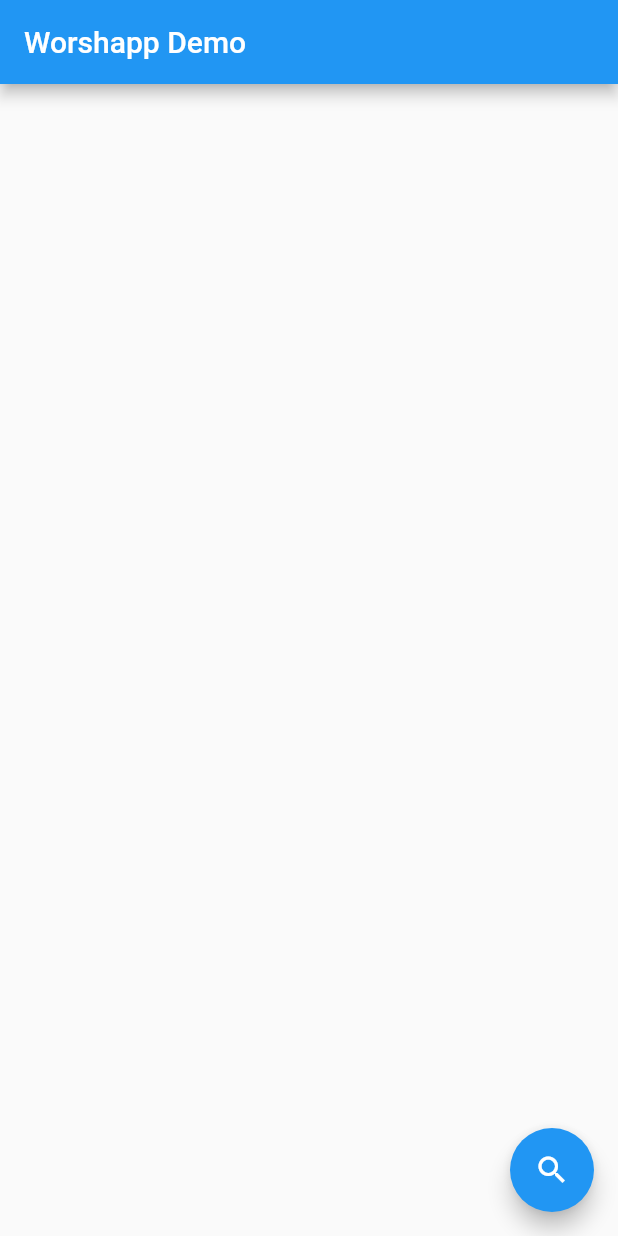
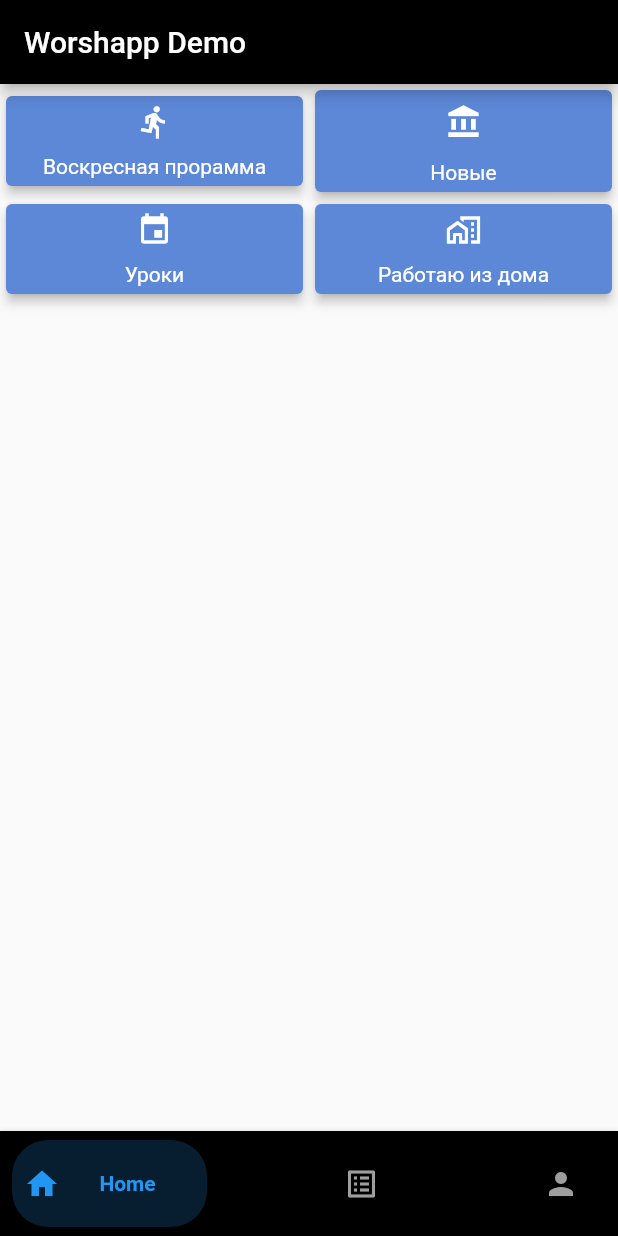
Before and after one commit to WilzZix/worshapp, a Flutter app: the screen it shows after launch, on a phone screen of 412 x 824 dp. Run offline on Flutter 3.47's test engine with Material 2 defaults, Android fonts, the phone set to English and light mode, and no system bars; our stand-ins replace material_floating_search_bar.

Commit message:
'nothing'

```diff
--- /dev/null
+++ b/lib/animated.dart
@@ -0,0 +1,174 @@
+import 'package:flutter/material.dart';
+import 'package:flutter/widgets.dart';
+
+class CustomAnimatedBottomBar extends StatelessWidget {
+
+  CustomAnimatedBottomBar({
+    Key? key,
+    this.selectedIndex = 0,
+    this.showElevation = true,
+    this.iconSize = 24,
+    this.backgroundColor,
+    this.itemCornerRadius = 50,
+    this.containerHeight = 56,
+    this.animationDuration = const Duration(milliseconds: 270),
+    this.mainAxisAlignment = MainAxisAlignment.spaceBetween,
+    required this.items,
+    required this.onItemSelected,
+    this.curve = Curves.linear,
+  }) : assert(items.length >= 2 && items.length <= 5),
+        super(key: key);
+
+  final int selectedIndex;
+  final double iconSize;
+  final Color? backgroundColor;
+  final bool showElevation;
+  final Duration animationDuration;
+  final List<BottomNavyBarItem> items;
+  final ValueChanged<int> onItemSelected;
+  final MainAxisAlignment mainAxisAlignment;
+  final double itemCornerRadius;
+  final double containerHeight;
+  final Curve curve;
+
+  @override
+  Widget build(BuildContext context) {
+    final bgColor = backgroundColor ?? Theme.of(context).bottomAppBarColor;
+
+    return Container(
+      decoration: BoxDecoration(
+        color: bgColor,
+        boxShadow: [
+          if (showElevation)
+            const BoxShadow(
+              color: Colors.black12,
+              blurRadius: 2,
+            ),
+        ],
+      ),
+      child: SafeArea(
+        child: Container(
+          width: double.infinity,
+          height: containerHeight,
+          padding: const EdgeInsets.symmetric(vertical: 6, horizontal: 8),
+          child: Row(
+            mainAxisAlignment: mainAxisAlignment,
+            children: items.map((item) {
+              var index = items.indexOf(item);
+              return GestureDetector(
+                onTap: () => onItemSelected(index),
+                child: _ItemWidget(
+                  item: item,
+                  iconSize: iconSize,
+                  isSelected: index == selectedIndex,
+                  backgroundColor: bgColor,
+                  itemCornerRadius: itemCornerRadius,
+                  animationDuration: animationDuration,
+                  curve: curve,
+                ),
+              );
+            }).toList(),
+          ),
+        ),
+      ),
+    );
+  }
+}
+
+class _ItemWidget extends StatelessWidget {
+  final double iconSize;
+  final bool isSelected;
+  final BottomNavyBarItem item;
+  final Color backgroundColor;
+  final double itemCornerRadius;
+  final Duration animationDuration;
+  final Curve curve;
+
+  const _ItemWidget({
+    Key? key,
+    required this.item,
+    required this.isSelected,
+    required this.backgroundColor,
+    required this.animationDuration,
+    required this.itemCornerRadius,
+    required this.iconSize,
+    this.curve = Curves.linear,
+  })  : super(key: key);
+
+  @override
+  Widget build(BuildContext context) {
+    return Semantics(
+      container: true,
+      selected: isSelected,
+      child: AnimatedContainer(
+        width: isSelected ? 130 : 50,
+        height: double.maxFinite,
+        duration: animationDuration,
+        curve: curve,
+        decoration: BoxDecoration(
+          color:
+          isSelected ? item.activeColor.withOpacity(0.2) : backgroundColor,
+          borderRadius: BorderRadius.circular(itemCornerRadius),
+        ),
+        child: SingleChildScrollView(
+          scrollDirection: Axis.horizontal,
+          physics: NeverScrollableScrollPhysics(),
+          child: Container(
+            width: isSelected ? 130 : 50,
+            padding: EdgeInsets.symmetric(horizontal: 8),
+            child: Row(
+              mainAxisSize: MainAxisSize.max,
+              mainAxisAlignment: MainAxisAlignment.start,
+              crossAxisAlignment: CrossAxisAlignment.center,
+              children: <Widget>[
+                IconTheme(
+                  data: IconThemeData(
+                    size: iconSize,
+                    color: isSelected
+                        ? item.activeColor.withOpacity(1)
+                        : item.inactiveColor == null
+                        ? item.activeColor
+                        : item.inactiveColor,
+                  ),
+                  child: item.icon,
+                ),
+                if (isSelected)
+                  Expanded(
+                    child: Container(
+                      padding: EdgeInsets.symmetric(horizontal: 4),
+                      child: DefaultTextStyle.merge(
+                        style: TextStyle(
+                          color: item.activeColor,
+                          fontWeight: FontWeight.bold,
+                        ),
+                        maxLines: 1,
+                        textAlign: item.textAlign,
+                        child: item.title,
+                      ),
+                    ),
+                  ),
+              ],
+            ),
+          ),
+        ),
+      ),
+    );
+  }
+}
+class BottomNavyBarItem {
+
+  BottomNavyBarItem({
+    required this.icon,
+    required this.title,
+    this.activeColor = Colors.blue,
+    this.textAlign,
+    this.inactiveColor,
+  });
+
+  final Widget icon;
+  final Widget title;
+  final Color activeColor;
+  final Color? inactiveColor;
+  final TextAlign? textAlign;
+
+}
--- a/lib/main.dart
+++ b/lib/main.dart
@@ -1,5 +1,8 @@
 import 'package:flutter/material.dart';
-import 'package:worshapp/screens/search_page.dart';
+import 'package:worshapp/animated.dart';
+import 'package:worshapp/screens/home_page/hj.dart';
+import 'package:worshapp/screens/search_page/search_page.dart';
+import 'package:worshapp/widgets/song_item.dart';
 
 void main() {
   runApp(const MyApp());
@@ -30,23 +33,83 @@ class MyHomePage extends StatefulWidget {
 }
 
 class _MyHomePageState extends State<MyHomePage> {
+  int _currentIndex = 0;
+  final _inactiveColor = Colors.grey;
+
   @override
   Widget build(BuildContext context) {
     return Scaffold(
+      bottomNavigationBar: _buildBottomNavigationBar(),
       appBar: AppBar(
-        title: Text(widget.title),
+        backgroundColor: Colors.black,
+        title: Text(
+          widget.title,
+          style: TextStyle(color: Colors.white),
+        ),
       ),
-      body: Center(
-        child: Column(),
+      body: getBody(),
+    // This trailing comma makes auto-formatting nicer for build methods.
+    );
+  }
+
+  Widget getBody() {
+    List<Widget> pages = [
+      Container(
+        alignment: Alignment.center,
+        child: const HomePage(),
       ),
-      floatingActionButton: FloatingActionButton(
-        onPressed: () {
-          Navigator.push(
-              context, MaterialPageRoute(builder: (context) => const SearchPage()));
-        },
-        tooltip: 'Increment',
-        child: const Icon(Icons.search),
-      ), // This trailing comma makes auto-formatting nicer for build methods.
+      Container(
+        alignment: Alignment.center,
+        child: SearchPage(),
+      ),
+      Container(
+        alignment: Alignment.center,
+        child: Text(
+          "Profile",
+          style: TextStyle(fontSize: 25, fontWeight: FontWeight.bold),
+        ),
+      ),
+    ];
+    return IndexedStack(
+      index: _currentIndex,
+      children: pages,
+    );
+  }
+
+  Widget _buildBottomNavigationBar() {
+    return CustomAnimatedBottomBar(
+      containerHeight: 70,
+      backgroundColor: Colors.black,
+      selectedIndex: _currentIndex,
+      showElevation: true,
+      itemCornerRadius: 24,
+      curve: Curves.easeIn,
+      onItemSelected: (index) => setState(() => _currentIndex = index),
+      items: <BottomNavyBarItem>[
+        BottomNavyBarItem(
+          icon: Icon(Icons.home),
+          title: Text('Home'),
+          activeColor: Colors.blue,
+          inactiveColor: _inactiveColor,
+          textAlign: TextAlign.center,
+        ),
+        BottomNavyBarItem(
+          icon: Icon(Icons.list_alt),
+          title: Text('Songs'),
+          activeColor: Colors.blue,
+          inactiveColor: _inactiveColor,
+          textAlign: TextAlign.center,
+        ),
+        BottomNavyBarItem(
+          icon: Icon(Icons.person),
+          title: Text(
+            'Profile',
+          ),
+          activeColor: Colors.blue,
+          inactiveColor: _inactiveColor,
+          textAlign: TextAlign.center,
+        ),
+      ],
     );
   }
 }
--- /dev/null
+++ b/lib/screens/home_page/hj.dart
@@ -0,0 +1,181 @@
+import 'package:flutter/cupertino.dart';
+import 'package:flutter/material.dart';
+import 'package:worshapp/screens/home_page/widgets/any_card.widget.dart';
+import 'package:worshapp/screens/home_page/widgets/latest_worships.widget.dart';
+import 'package:worshapp/screens/home_page/widgets/sunday_program.widget.dart';
+import 'package:worshapp/screens/home_page/widgets/tutorial.widget.dart';
+
+class HomePage extends StatefulWidget {
+  const HomePage({Key? key}) : super(key: key);
+
+  @override
+  _HomePageState createState() => _HomePageState();
+}
+
+class _HomePageState extends State<HomePage> {
+  @override
+  Widget build(BuildContext context) {
+    return Container(
+      decoration: const BoxDecoration(
+        gradient: LinearGradient(
+          begin: Alignment.topCenter,
+          end: Alignment.bottomCenter,
+          colors: [
+            Color(0xff384850),
+            Color(0xff263238),
+            Color(0xff263238),
+            //Color(0xff61e88a),
+          ],
+        ),
+      ),
+      child: Scaffold(
+        body: Column(
+          children: [
+            Row(
+              mainAxisAlignment: MainAxisAlignment.center,
+              children: [
+                SizedBox(
+                  width: MediaQuery.of(context).size.width * 0.5,
+                  child: GestureDetector(
+                    onTap: () {
+                      Navigator.push(
+                          context,
+                          MaterialPageRoute(
+                              builder: (context) =>
+                                  const SundayProgrammWidget()));
+                    },
+                    child: Card(
+                      color: const Color(0xFF5D88D7),
+                      child: Column(
+                        children: const [
+                          Padding(
+                            padding: EdgeInsets.all(5),
+                            child: Icon(
+                              Icons.directions_run,
+                              color: Colors.white,
+                            ),
+                          ),
+                          Padding(
+                            padding: EdgeInsets.all(5),
+                            child: Text(
+                              'Воскресная прорамма',
+                              style: TextStyle(color: Colors.white),
+                            ),
+                          )
+                        ],
+                      ),
+                      elevation: 3,
+                    ),
+                  ),
+                ),
+                SizedBox(
+                  width: MediaQuery.of(context).size.width * 0.5,
+                  child: GestureDetector(
+                    onTap: () {
+                      Navigator.push(
+                          context,
+                          MaterialPageRoute(
+                              builder: (context) =>
+                                  const LatestWorshipSongsWidget()));
+                    },
+                    child: Card(
+                      color: const Color(0xFF5D88D7),
+                      child: Column(
+                        children: const [
+                          Padding(
+                            padding: EdgeInsets.all(9),
+                            child: Icon(Icons.account_balance,color: Colors.white,),
+                            ),
+
+                          Padding(
+                            padding: EdgeInsets.all(5),
+                            child: Text(
+                              'Новые',
+                              style: TextStyle(color: Colors.white),
+                            ),
+                          )
+                        ],
+                      ),
+                      elevation: 3,
+                    ),
+                  ),
+                ),
+              ],
+            ),
+            Row(
+              mainAxisAlignment: MainAxisAlignment.center,
+              children: [
+                SizedBox(
+                  width: MediaQuery.of(context).size.width * 0.5,
+                  child: GestureDetector(
+                    onTap: () {
+                      Navigator.push(
+                          context,
+                          MaterialPageRoute(
+                              builder: (context) => const Tutorials()));
+                    },
+                    child: Card(
+                      color: const Color(0xFF5D88D7),
+                      child: Column(
+                        children: const [
+                          Padding(
+                            padding: EdgeInsets.all(5),
+                            child: Icon(
+                              Icons.event,
+                              color: Colors.white,
+                            ),
+                          ),
+                          Padding(
+                            padding: EdgeInsets.all(5),
+                            child: Text(
+                              'Уроки',
+                              style: TextStyle(color: Colors.white),
+                            ),
+                          )
+                        ],
+                      ),
+                      elevation: 3,
+                    ),
+                  ),
+                ),
+                SizedBox(
+                  width: MediaQuery.of(context).size.width * 0.5,
+                  child: GestureDetector(
+                    onTap: () {
+                      Navigator.push(
+                          context,
+                          MaterialPageRoute(
+                              builder: (context) => const AnyCardWidget()));
+                    },
+                    child: Card(
+                      color: const Color(0xFF5D88D7),
+                      child: Column(
+                        children: const [
+                          Padding(
+                            padding: EdgeInsets.all(5),
+                            child: Icon(
+                              Icons.home_work_outlined,
+                              color: Colors.white,
+                            ),
+                          ),
+                          Padding(
+                            padding: EdgeInsets.all(5),
+                            child: Text(
+                              'Работаю из дома',
+                              style: TextStyle(color: Colors.white),
+                            ),
+                          )
+                        ],
+                      ),
+                      elevation: 3,
+                    ),
+                  ),
+                ),
+              ],
+            ),
+          ],
+        ),
+      ),
+    );
+  }
+}
--- /dev/null
+++ b/lib/screens/home_page/widgets/any_card.widget.dart
@@ -0,0 +1,15 @@
+import 'package:flutter/cupertino.dart';
+
+class AnyCardWidget extends StatefulWidget {
+  const AnyCardWidget({Key? key}) : super(key: key);
+
+  @override
+  _AnyCardWidgetState createState() => _AnyCardWidgetState();
+}
+
+class _AnyCardWidgetState extends State<AnyCardWidget> {
+  @override
+  Widget build(BuildContext context) {
+    return Container();
+  }
+}
--- /dev/null
+++ b/lib/screens/home_page/widgets/latest_worships.widget.dart
@@ -0,0 +1,15 @@
+import 'package:flutter/cupertino.dart';
+
+class LatestWorshipSongsWidget extends StatefulWidget {
+  const LatestWorshipSongsWidget({Key? key}) : super(key: key);
+
+  @override
+  _LatestWorshipSongsWidgetState createState() => _LatestWorshipSongsWidgetState();
+}
+
+class _LatestWorshipSongsWidgetState extends State<LatestWorshipSongsWidget> {
+  @override
+  Widget build(BuildContext context) {
+    return Container();
+  }
+}
--- /dev/null
+++ b/lib/screens/home_page/widgets/sunday_program.widget.dart
@@ -0,0 +1,15 @@
+import 'package:flutter/cupertino.dart';
+
+class SundayProgrammWidget extends StatefulWidget {
+  const SundayProgrammWidget({Key? key}) : super(key: key);
+
+  @override
+  _SundayProgrammWidgetState createState() => _SundayProgrammWidgetState();
+}
+
+class _SundayProgrammWidgetState extends State<SundayProgrammWidget> {
+  @override
+  Widget build(BuildContext context) {
+    return Container();
+  }
+}
--- /dev/null
+++ b/lib/screens/home_page/widgets/tutorial.widget.dart
@@ -0,0 +1,15 @@
+import 'package:flutter/cupertino.dart';
+
+class Tutorials extends StatefulWidget {
+  const Tutorials({Key? key}) : super(key: key);
+
+  @override
+  _TutorialsState createState() => _TutorialsState();
+}
+
+class _TutorialsState extends State<Tutorials> {
+  @override
+  Widget build(BuildContext context) {
+    return Container();
+  }
+}
--- a/lib/screens/search_page.dart
+++ b/lib/screens/search_page/search_page.dart
@@ -1,6 +1,7 @@
 import 'package:flutter/cupertino.dart';
 import 'package:flutter/material.dart';
 import 'package:material_floating_search_bar/material_floating_search_bar.dart';
+import 'package:worshapp/widgets/song_item.dart';
 
 class SearchPage extends StatefulWidget {
   const SearchPage({Key? key}) : super(key: key);
@@ -15,6 +16,23 @@ class _SearchPageState extends State<SearchPage> {
     return SafeArea(
       child: Scaffold(
         body: FloatingSearchBar(
+          body: ListView(
+            children: [
+              SongsItem(),
+              SongsItem(),
+              SongsItem(),
+              SongsItem(),
+              SongsItem(),
+              SongsItem(),
+              SongsItem(),
+              SongsItem(),
+              SongsItem(),
+              SongsItem(),
+              SongsItem(),
+              SongsItem(),
+              SongsItem(),
+            ],
+          ),
           builder: (context, transition) {
             return ClipRRect(
               borderRadius: BorderRadius.circular(8),
--- /dev/null
+++ b/lib/widgets/song_item.dart
@@ -0,0 +1,21 @@
+import 'package:flutter/cupertino.dart';
+import 'package:flutter/material.dart';
+
+class SongsItem extends StatelessWidget {
+  const SongsItem({Key? key}) : super(key: key);
+
+  @override
+  Widget build(BuildContext context) {
+    return Padding(
+      padding: EdgeInsets.only(top: 8, left: 8, right: 8, bottom: 6),
+      child: Card(
+        shape: RoundedRectangleBorder(borderRadius: BorderRadius.circular(10.0)),
+        elevation: 2.3,
+        child: ListTile(
+          title: Text('See a Victory'),
+          subtitle: Text('Elevation Worship'),
+        ),
+      ),
+    );
+  }
+}
```
